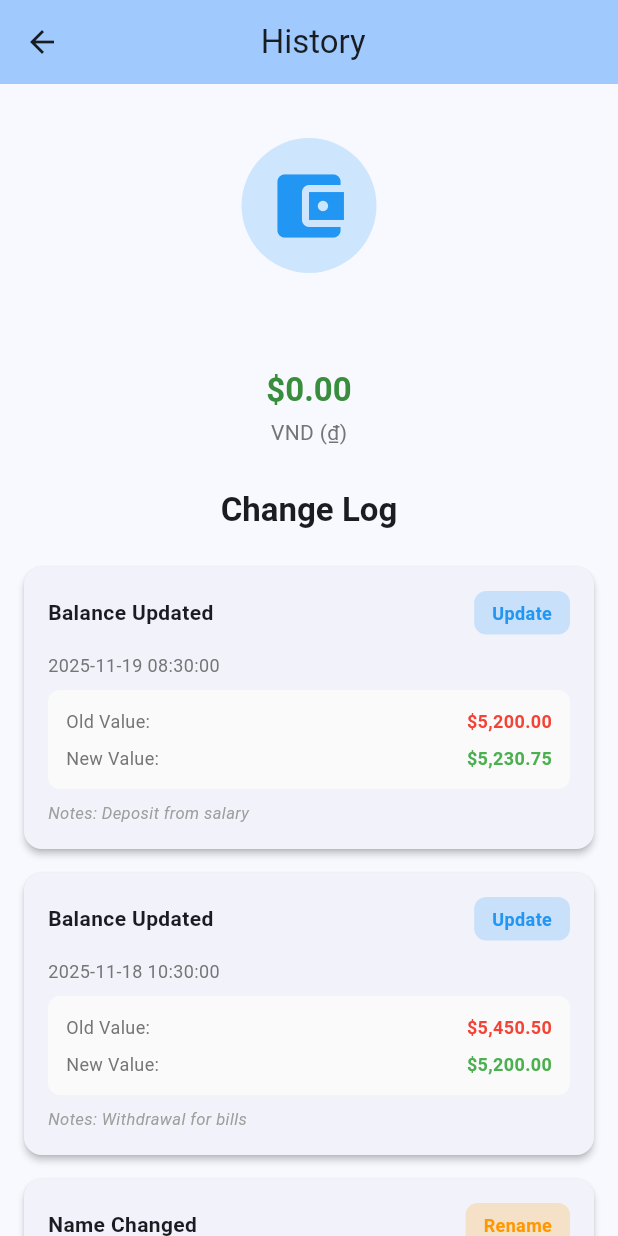
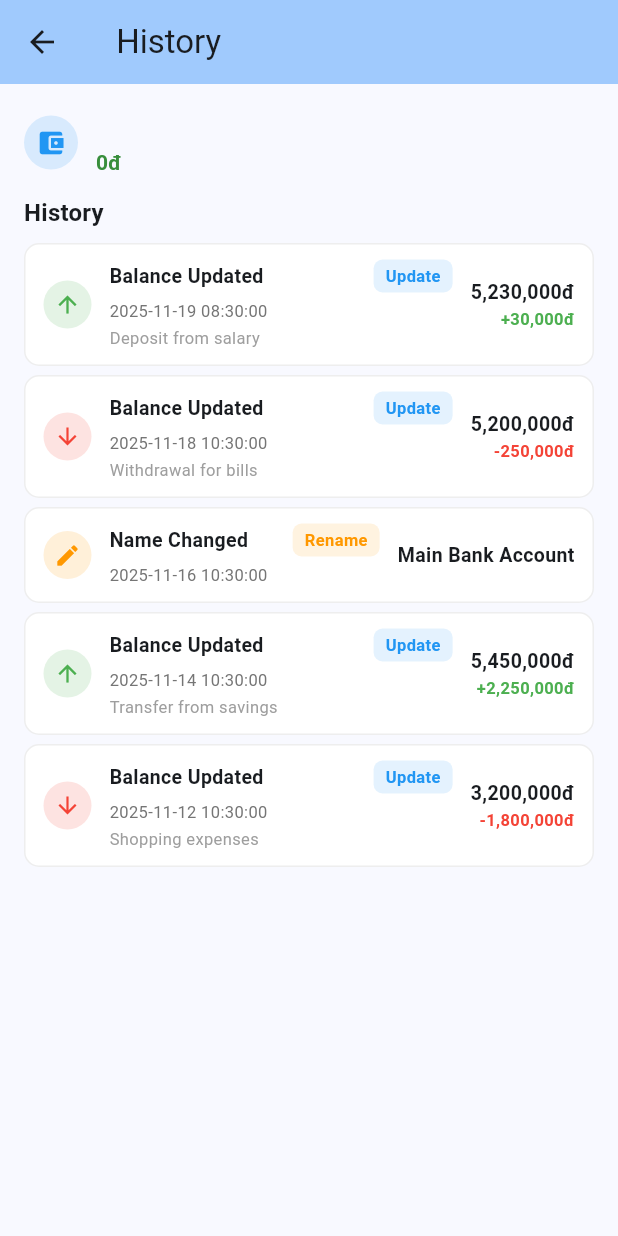
Before and after one commit to hoangluong202/my_wallet, a Flutter app: the WalletHistoryPage screen opened directly with empty values, on a phone screen of 412 x 824 dp. Run offline on Flutter 3.47's test engine with Material 3 defaults, Android fonts, the phone set to English and light mode, and no system bars; our stand-ins replace fl_chart.

```diff
--- a/lib/wallet_history_page.dart
+++ b/lib/wallet_history_page.dart
@@ -23,7 +23,7 @@ class WalletHistoryPage extends StatelessWidget {
     return Scaffold(
       appBar: AppBar(
         title: Text('$walletName History'),
-        centerTitle: true,
+        centerTitle: false,
         backgroundColor: Theme.of(context).colorScheme.inversePrimary,
         leading: IconButton(
           icon: const Icon(Icons.arrow_back),
@@ -32,107 +32,155 @@ class WalletHistoryPage extends StatelessWidget {
         ),
         elevation: 0,
       ),
-      body: SingleChildScrollView(
-        child: Padding(
+      body: Padding(
         padding: const EdgeInsets.all(16.0),
         child: Column(
-            crossAxisAlignment: CrossAxisAlignment.center,
+          crossAxisAlignment: CrossAxisAlignment.start,
           children: [
-              const SizedBox(height: 20),
-
-              // Wallet Icon and Info Header
+            // Compact header with icon, name, and current balance (VND only)
+            Row(
+              children: [
                 CircleAvatar(
-                radius: 45,
-                backgroundColor: (iconColor ?? Colors.blue).withOpacity(0.2),
+                  radius: 18,
+                  backgroundColor: (iconColor ?? Colors.blue).withOpacity(0.15),
                   child: Icon(
                     icon ?? Icons.account_balance_wallet,
-                  size: 56,
+                    size: 20,
                     color: iconColor ?? Colors.blue,
                   ),
                 ),
-              const SizedBox(height: 20),
-
-              // Wallet Name
+                const SizedBox(width: 12),
+                Expanded(
+                  child: Column(
+                    crossAxisAlignment: CrossAxisAlignment.start,
+                    children: [
                       Text(
                         walletName,
-                style: Theme.of(context).textTheme.headlineSmall?.copyWith(
-                  fontWeight: FontWeight.bold,
+                        style: Theme.of(context).textTheme.titleMedium
+                            ?.copyWith(fontWeight: FontWeight.bold),
+                        maxLines: 1,
+                        overflow: TextOverflow.ellipsis,
+                      ),
+                      const SizedBox(height: 2),
+                      Text(
+                        _formatVND(balance.toInt()),
+                        style: Theme.of(context).textTheme.titleSmall?.copyWith(
+                          color: Colors.green.shade700,
+                          fontWeight: FontWeight.w600,
                         ),
                       ),
-              const SizedBox(height: 12),
-
-              // Balance and Currency
-              Text(
-                '\$${balance.toStringAsFixed(2)}',
-                style: Theme.of(context).textTheme.titleLarge?.copyWith(
-                  fontWeight: FontWeight.bold,
-                  color: Colors.green.shade700,
+                    ],
                   ),
                 ),
-              const SizedBox(height: 4),
+              ],
+            ),
+            const SizedBox(height: 12),
             Text(
-                currency,
-                style: TextStyle(
-                  fontSize: 14,
-                  color: Colors.grey.shade600,
+              'History',
+              style: Theme.of(
+                context,
+              ).textTheme.titleMedium?.copyWith(fontWeight: FontWeight.bold),
+            ),
+            const SizedBox(height: 8),
+            Expanded(
+              child: ListView.separated(
+                itemCount: historyEntries.length,
+                separatorBuilder: (_, __) => const SizedBox(height: 6),
+                itemBuilder: (context, index) =>
+                    _buildHistoryTile(context, historyEntries[index]),
               ),
             ),
-              const SizedBox(height: 28),
-
-              // Change Log Title
-              Text(
-                'Change Log',
-                style: Theme.of(
-                  context,
-                ).textTheme.titleLarge?.copyWith(fontWeight: FontWeight.bold),
-              ),
-              const SizedBox(height: 16),
-              Column(
-                children: historyEntries
-                    .map((entry) => _buildHistoryCard(context, entry))
-                    .toList(),
-              ),
-              const SizedBox(height: 20),
           ],
-          ),
         ),
       ),
     );
   }
 
-  Widget _buildHistoryCard(BuildContext context, HistoryEntry entry) {
-    return Card(
-      margin: const EdgeInsets.symmetric(vertical: 8.0),
-      shape: RoundedRectangleBorder(borderRadius: BorderRadius.circular(12)),
-      elevation: 2,
-      child: Padding(
-        padding: const EdgeInsets.all(16.0),
+  Widget _buildHistoryTile(BuildContext context, HistoryEntry entry) {
+    final isBalanceUpdate = entry.type == 'Balance Updated';
+    final oldInt = _parseVND(entry.oldValue);
+    final newInt = _parseVND(entry.newValue);
+    final int? delta = (isBalanceUpdate && oldInt != null && newInt != null)
+        ? newInt - oldInt
+        : null;
+
+    IconData leadingIcon;
+    Color leadingColor;
+    if (isBalanceUpdate) {
+      if (delta == null || delta == 0) {
+        leadingIcon = Icons.swap_horiz;
+        leadingColor = Colors.blueGrey;
+      } else if (delta > 0) {
+        leadingIcon = Icons.arrow_upward;
+        leadingColor = Colors.green;
+      } else {
+        leadingIcon = Icons.arrow_downward;
+        leadingColor = Colors.red;
+      }
+    } else if (entry.type == 'Name Changed') {
+      leadingIcon = Icons.edit;
+      leadingColor = Colors.orange;
+    } else {
+      leadingIcon = Icons.tune;
+      leadingColor = Colors.purple;
+    }
+
+    final newBalanceText = newInt != null ? _formatVND(newInt) : entry.newValue;
+    final deltaText = delta != null
+        ? '${delta >= 0 ? '+' : '-'}${_formatVND(delta.abs())}'
+        : null;
+    final deltaColor = delta != null
+        ? (delta >= 0 ? Colors.green : Colors.red)
+        : Colors.grey;
+
+    return Container(
+      padding: const EdgeInsets.symmetric(horizontal: 12, vertical: 10),
+      decoration: BoxDecoration(
+        color: Colors.white,
+        borderRadius: BorderRadius.circular(10),
+        border: Border.all(color: Colors.grey.shade200),
+      ),
+      child: Row(
+        crossAxisAlignment: CrossAxisAlignment.center,
+        children: [
+          CircleAvatar(
+            radius: 16,
+            backgroundColor: leadingColor.withOpacity(0.15),
+            child: Icon(leadingIcon, size: 18, color: leadingColor),
+          ),
+          const SizedBox(width: 12),
+          Expanded(
             child: Column(
               crossAxisAlignment: CrossAxisAlignment.start,
               children: [
                 Row(
-              mainAxisAlignment: MainAxisAlignment.spaceBetween,
                   children: [
-                Text(
+                    Expanded(
+                      child: Text(
                         entry.type,
                         style: const TextStyle(
-                    fontSize: 14,
-                    fontWeight: FontWeight.bold,
+                          fontSize: 13,
+                          fontWeight: FontWeight.w600,
+                        ),
+                        maxLines: 1,
+                        overflow: TextOverflow.ellipsis,
                       ),
                     ),
                     Container(
                       padding: const EdgeInsets.symmetric(
-                    horizontal: 12,
-                    vertical: 6,
+                        horizontal: 8,
+                        vertical: 3,
                       ),
                       decoration: BoxDecoration(
-                    color: _getStatusColor(entry.type).withValues(alpha: 0.2),
-                    borderRadius: BorderRadius.circular(8),
+                        color: _getStatusColor(
+                          entry.type,
+                        ).withValues(alpha: 0.12),
+                        borderRadius: BorderRadius.circular(6),
                       ),
                       child: Text(
                         entry.status,
                         style: TextStyle(
-                      fontSize: 12,
+                          fontSize: 11,
                           color: _getStatusColor(entry.type),
                           fontWeight: FontWeight.w600,
                         ),
@@ -140,78 +188,52 @@ class WalletHistoryPage extends StatelessWidget {
                     ),
                   ],
                 ),
-            const SizedBox(height: 12),
+                const SizedBox(height: 4),
                 Text(
                   '${entry.dateTime.toString().split('.')[0]}',
-              style: TextStyle(fontSize: 12, color: Colors.grey.shade600),
+                  style: TextStyle(fontSize: 11, color: Colors.grey.shade600),
+                  maxLines: 1,
+                  overflow: TextOverflow.ellipsis,
                 ),
-            const SizedBox(height: 8),
-            Container(
-              padding: const EdgeInsets.all(12),
-              decoration: BoxDecoration(
-                color: Colors.grey.shade50,
-                borderRadius: BorderRadius.circular(8),
+                if (entry.notes != null && entry.notes!.trim().isNotEmpty)
+                  Padding(
+                    padding: const EdgeInsets.only(top: 2),
+                    child: Text(
+                      entry.notes!,
+                      style: TextStyle(
+                        fontSize: 11,
+                        color: Colors.grey.shade500,
                       ),
-              child: Column(
-                crossAxisAlignment: CrossAxisAlignment.start,
-                children: [
-                  Row(
-                    mainAxisAlignment: MainAxisAlignment.spaceBetween,
-                    children: [
-                      Text(
-                        'Old Value:',
-                        style: TextStyle(
-                          fontSize: 12,
-                          color: Colors.grey.shade600,
-                        ),
-                      ),
-                      Text(
-                        entry.oldValue,
-                        style: const TextStyle(
-                          fontSize: 12,
-                          fontWeight: FontWeight.w600,
-                          color: Colors.red,
+                      maxLines: 1,
+                      overflow: TextOverflow.ellipsis,
                     ),
                   ),
               ],
             ),
-                  const SizedBox(height: 8),
-                  Row(
-                    mainAxisAlignment: MainAxisAlignment.spaceBetween,
+          ),
+          const SizedBox(width: 12),
+          Column(
+            crossAxisAlignment: CrossAxisAlignment.end,
             children: [
               Text(
-                        'New Value:',
-                        style: TextStyle(
-                          fontSize: 12,
-                          color: Colors.grey.shade600,
+                newBalanceText,
+                style: const TextStyle(
+                  fontSize: 13,
+                  fontWeight: FontWeight.w700,
                 ),
               ),
+              if (deltaText != null)
                 Text(
-                        entry.newValue,
-                        style: const TextStyle(
-                          fontSize: 12,
+                  deltaText,
+                  style: TextStyle(
+                    fontSize: 11,
+                    color: deltaColor,
                     fontWeight: FontWeight.w600,
-                          color: Colors.green,
                   ),
                 ),
             ],
           ),
         ],
-              ),
-            ),
-            if (entry.notes != null) ...[
-              const SizedBox(height: 8),
-              Text(
-                'Notes: ${entry.notes}',
-                style: TextStyle(
-                  fontSize: 11,
-                  color: Colors.grey.shade500,
-                  fontStyle: FontStyle.italic,
-                ),
-              ),
-            ],
-          ],
-        ),
       ),
     );
   }
@@ -236,16 +258,16 @@ class WalletHistoryPage extends StatelessWidget {
         type: 'Balance Updated',
         status: 'Update',
         dateTime: now.subtract(const Duration(hours: 2)),
-        oldValue: '\$5,200.00',
-        newValue: '\$5,230.75',
+        oldValue: '5,200,000đ',
+        newValue: '5,230,000đ',
         notes: 'Deposit from salary',
       ),
       HistoryEntry(
         type: 'Balance Updated',
         status: 'Update',
         dateTime: now.subtract(const Duration(days: 1)),
-        oldValue: '\$5,450.50',
-        newValue: '\$5,200.00',
+        oldValue: '5,450,000đ',
+        newValue: '5,200,000đ',
         notes: 'Withdrawal for bills',
       ),
       HistoryEntry(
@@ -260,27 +282,33 @@ class WalletHistoryPage extends StatelessWidget {
         type: 'Balance Updated',
         status: 'Update',
         dateTime: now.subtract(const Duration(days: 5)),
-        oldValue: '\$3,200.00',
-        newValue: '\$5,450.50',
+        oldValue: '3,200,000đ',
+        newValue: '5,450,000đ',
         notes: 'Transfer from savings',
       ),
       HistoryEntry(
         type: 'Balance Updated',
         status: 'Update',
         dateTime: now.subtract(const Duration(days: 7)),
-        oldValue: '\$5,000.00',
-        newValue: '\$3,200.00',
+        oldValue: '5,000,000đ',
+        newValue: '3,200,000đ',
         notes: 'Shopping expenses',
       ),
-      HistoryEntry(
-        type: 'Currency Changed',
-        status: 'Change',
-        dateTime: now.subtract(const Duration(days: 10)),
-        oldValue: 'USD (\$)',
-        newValue: 'VND (₫)',
-        notes: null,
-      ),
     ];
+  }
+
+  // Helpers
+  int? _parseVND(String value) {
+    final digits = value.replaceAll(RegExp(r'[^0-9]'), '');
+    if (digits.isEmpty) return null;
+    return int.tryParse(digits);
+  }
+
+  String _formatVND(int amount) {
+    final s = amount.toString();
+    final re = RegExp(r'\B(?=(\d{3})+(?!\d))');
+    final withSep = s.replaceAllMapped(re, (m) => ',');
+    return '${withSep}đ';
   }
 }
 
```
Also changed, not shown: lib/add_wallet_page.dart (+24 -37 lines), lib/edit_wallet_page.dart (+76 -75 lines), lib/main.dart (+24 -3 lines), lib/wallets_page.dart (+2 -20 lines). Lines whose indentation alone changed are shown as unchanged.
